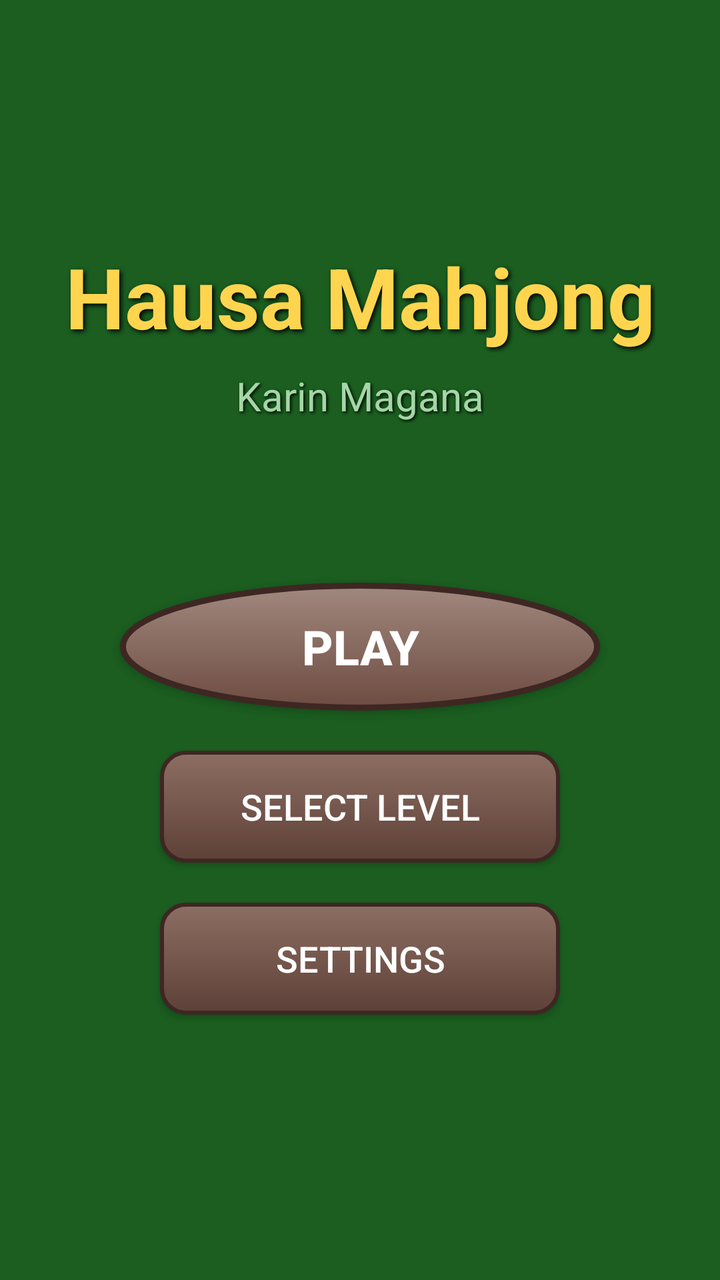
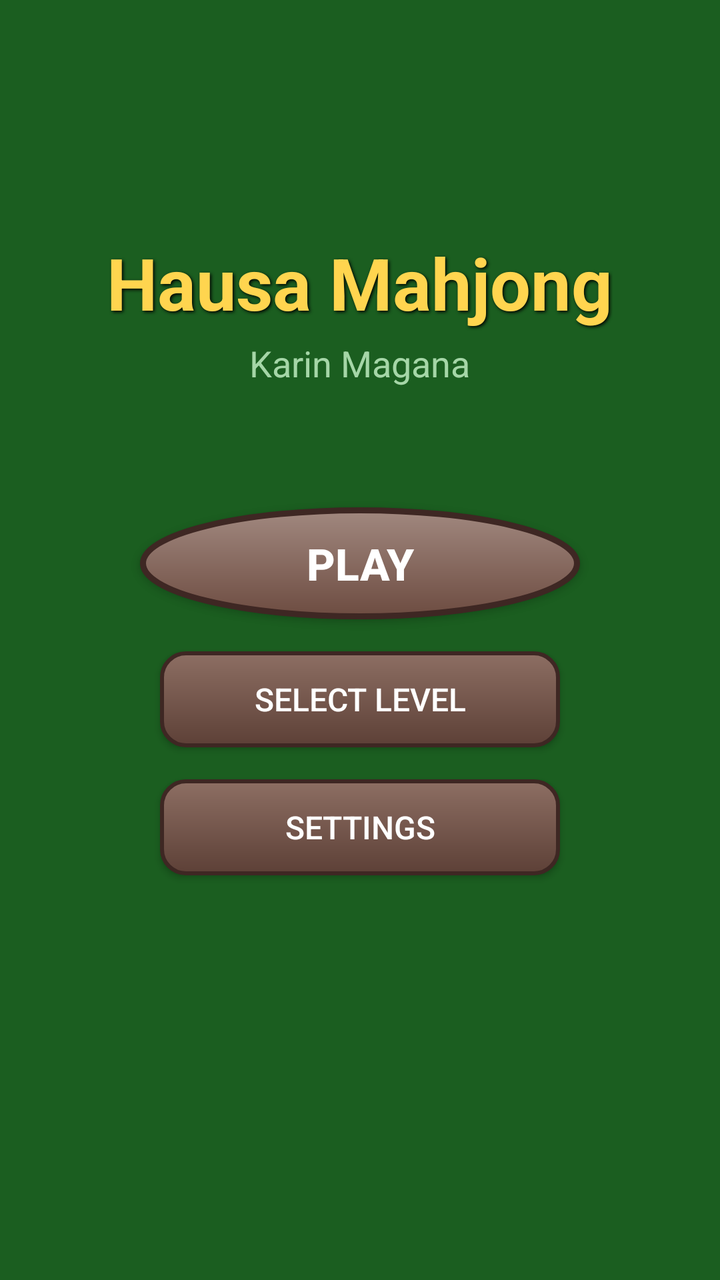

The first picture is an Android layout as it rendered before a commit; the second is the same layout after the commit. The layout source and the unified diff follow.
<!-- AndroidManifest.xml: activity theme Theme.HausaMahjong.NoActionBar -->
<!-- res/layout/activity_menu.xml -->
<?xml version="1.0" encoding="utf-8"?>
<androidx.constraintlayout.widget.ConstraintLayout xmlns:android="http://schemas.android.com/apk/res/android"
    xmlns:app="http://schemas.android.com/apk/res-auto"
    android:layout_width="match_parent"
    android:layout_height="match_parent"
    android:background="#1B5E20">

    <TextView
        android:id="@+id/tvTitle"
        android:layout_width="wrap_content"
        android:layout_height="wrap_content"
        android:layout_marginTop="120dp"
        android:text="@string/app_name"
        android:textSize="42sp"
        android:textStyle="bold"
        android:textColor="#FFD54F"
        android:shadowColor="#000000"
        android:shadowDx="3"
        android:shadowDy="3"
        android:shadowRadius="6"
        app:layout_constraintTop_toTopOf="parent"
        app:layout_constraintStart_toStartOf="parent"
        app:layout_constraintEnd_toEndOf="parent" />

    <TextView
        android:id="@+id/tvSubtitle"
        android:layout_width="wrap_content"
        android:layout_height="wrap_content"
        android:layout_marginTop="8dp"
        android:text="Karin Magana"
        android:textSize="20sp"
        android:textColor="#A5D6A7"
        android:shadowColor="#000000"
        android:shadowDx="2"
        android:shadowDy="2"
        android:shadowRadius="4"
        app:layout_constraintTop_toBottomOf="@id/tvTitle"
        app:layout_constraintStart_toStartOf="parent"
        app:layout_constraintEnd_toEndOf="parent" />

    <Button
        android:id="@+id/btnPlay"
        android:layout_width="240dp"
        android:layout_height="64dp"
        android:layout_marginTop="80dp"
        android:text="@string/play"
        android:textSize="24sp"
        android:textColor="#FFFFFF"
        android:textStyle="bold"
        android:background="@drawable/bg_wooden_button_large"
        app:layout_constraintTop_toBottomOf="@id/tvSubtitle"
        app:layout_constraintStart_toStartOf="parent"
        app:layout_constraintEnd_toEndOf="parent" />

    <Button
        android:id="@+id/btnLevelSelect"
        android:layout_width="200dp"
        android:layout_height="56dp"
        android:layout_marginTop="20dp"
        android:text="@string/level_select"
        android:textSize="18sp"
        android:textColor="#FFFFFF"
        android:background="@drawable/bg_wooden_button_rect"
        app:layout_constraintTop_toBottomOf="@id/btnPlay"
        app:layout_constraintStart_toStartOf="parent"
        app:layout_constraintEnd_toEndOf="parent" />

    <Button
        android:id="@+id/btnSettings"
        android:layout_width="200dp"
        android:layout_height="56dp"
        android:layout_marginTop="20dp"
        android:text="@string/settings"
        android:textSize="18sp"
        android:textColor="#FFFFFF"
        android:background="@drawable/bg_wooden_button_rect"
        app:layout_constraintTop_toBottomOf="@id/btnLevelSelect"
        app:layout_constraintStart_toStartOf="parent"
        app:layout_constraintEnd_toEndOf="parent" />

</androidx.constraintlayout.widget.ConstraintLayout>
<!-- resources referenced by this layout -->
<resources>
  <!-- drawable bg_wooden_button_large (drawable) -->
  <?xml version="1.0" encoding="utf-8"?>
  <shape xmlns:android="http://schemas.android.com/apk/res/android"
      android:shape="oval">
      <gradient
          android:startColor="#A1887F"
          android:endColor="#6D4C41"
          android:angle="270" />
      <stroke
          android:width="3dp"
          android:color="#3E2723" />
      <size
          android:width="72dp"
          android:height="72dp" />
  </shape>
  <!-- drawable bg_wooden_button_rect (drawable) -->
  <?xml version="1.0" encoding="utf-8"?>
  <shape xmlns:android="http://schemas.android.com/apk/res/android"
      android:shape="rectangle">
      <gradient
          android:startColor="#8D6E63"
          android:endColor="#5D4037"
          android:angle="270" />
      <stroke
          android:width="2dp"
          android:color="#3E2723" />
      <corners android:radius="12dp" />
      <size
          android:width="120dp"
          android:height="48dp" />
  </shape>
  <string name="app_name">Hausa Mahjong</string>
  <string name="level_select">Select Level</string>
  <string name="play">Play</string>
  <string name="settings">Settings</string>
  <style name="Theme.HausaMahjong.NoActionBar">
          <item name="windowNoTitle">true</item>
          <item name="windowActionBar">false</item>
          <item name="android:windowFullscreen">true</item>
      </style>
</resources>

<!-- the commit's change to res/layout/activity_menu.xml (unified diff, before → after) -->
@@ -1,81 +1,79 @@
 <?xml version="1.0" encoding="utf-8"?>
-<androidx.constraintlayout.widget.ConstraintLayout xmlns:android="http://schemas.android.com/apk/res/android"
+<FrameLayout xmlns:android="http://schemas.android.com/apk/res/android"
     xmlns:app="http://schemas.android.com/apk/res-auto"
     android:layout_width="match_parent"
     android:layout_height="match_parent"
     android:background="#1B5E20">
 
-    <TextView
-        android:id="@+id/tvTitle"
-        android:layout_width="wrap_content"
-        android:layout_height="wrap_content"
-        android:layout_marginTop="120dp"
-        android:text="@string/app_name"
-        android:textSize="42sp"
-        android:textStyle="bold"
-        android:textColor="#FFD54F"
-        android:shadowColor="#000000"
-        android:shadowDx="3"
-        android:shadowDy="3"
-        android:shadowRadius="6"
-        app:layout_constraintTop_toTopOf="parent"
-        app:layout_constraintStart_toStartOf="parent"
-        app:layout_constraintEnd_toEndOf="parent" />
+    <LinearLayout
+        android:layout_width="match_parent"
+        android:layout_height="match_parent"
+        android:orientation="vertical"
+        android:gravity="center_horizontal"
+        android:padding="32dp">
 
-    <TextView
-        android:id="@+id/tvSubtitle"
-        android:layout_width="wrap_content"
-        android:layout_height="wrap_content"
-        android:layout_marginTop="8dp"
-        android:text="Karin Magana"
-        android:textSize="20sp"
-        android:textColor="#A5D6A7"
-        android:shadowColor="#000000"
-        android:shadowDx="2"
-        android:shadowDy="2"
-        android:shadowRadius="4"
-        app:layout_constraintTop_toBottomOf="@id/tvTitle"
-        app:layout_constraintStart_toStartOf="parent"
-        app:layout_constraintEnd_toEndOf="parent" />
+        <Space
+            android:layout_width="0dp"
+            android:layout_height="0dp"
+            android:layout_weight="1" />
 
-    <Button
-        android:id="@+id/btnPlay"
-        android:layout_width="240dp"
-        android:layout_height="64dp"
-        android:layout_marginTop="80dp"
-        android:text="@string/play"
-        android:textSize="24sp"
-        android:textColor="#FFFFFF"
-        android:textStyle="bold"
-        android:background="@drawable/bg_wooden_button_large"
-        app:layout_constraintTop_toBottomOf="@id/tvSubtitle"
-        app:layout_constraintStart_toStartOf="parent"
-        app:layout_constraintEnd_toEndOf="parent" />
+        <TextView
+            android:id="@+id/tvTitle"
+            android:layout_width="wrap_content"
+            android:layout_height="wrap_content"
+            android:text="@string/app_name"
+            android:textSize="36sp"
+            android:textStyle="bold"
+            android:textColor="#FFD54F"
+            android:shadowColor="#000000"
+            android:shadowDx="2"
+            android:shadowDy="2"
+            android:shadowRadius="4"
+            android:layout_marginBottom="4dp" />
 
-    <Button
-        android:id="@+id/btnLevelSelect"
-        android:layout_width="200dp"
-        android:layout_height="56dp"
-        android:layout_marginTop="20dp"
-        android:text="@string/level_select"
-        android:textSize="18sp"
-        android:textColor="#FFFFFF"
-        android:background="@drawable/bg_wooden_button_rect"
-        app:layout_constraintTop_toBottomOf="@id/btnPlay"
-        app:layout_constraintStart_toStartOf="parent"
-        app:layout_constraintEnd_toEndOf="parent" />
+        <TextView
+            android:id="@+id/tvSubtitle"
+            android:layout_width="wrap_content"
+            android:layout_height="wrap_content"
+            android:text="Karin Magana"
+            android:textSize="18sp"
+            android:textColor="#A5D6A7"
+            android:layout_marginBottom="60dp" />
 
-    <Button
-        android:id="@+id/btnSettings"
-        android:layout_width="200dp"
-        android:layout_height="56dp"
-        android:layout_marginTop="20dp"
-        android:text="@string/settings"
-        android:textSize="18sp"
-        android:textColor="#FFFFFF"
-        android:background="@drawable/bg_wooden_button_rect"
-        app:layout_constraintTop_toBottomOf="@id/btnLevelSelect"
-        app:layout_constraintStart_toStartOf="parent"
-        app:layout_constraintEnd_toEndOf="parent" />
+        <Button
+            android:id="@+id/btnPlay"
+            android:layout_width="220dp"
+            android:layout_height="56dp"
+            android:text="@string/play"
+            android:textSize="22sp"
+            android:textColor="#FFFFFF"
+            android:textStyle="bold"
+            android:background="@drawable/bg_wooden_button_large"
+            android:layout_marginBottom="16dp" />
 
-</androidx.constraintlayout.widget.ConstraintLayout>
+        <Button
+            android:id="@+id/btnLevelSelect"
+            android:layout_width="200dp"
+            android:layout_height="48dp"
+            android:text="@string/level_select"
+            android:textSize="16sp"
+            android:textColor="#FFFFFF"
+            android:background="@drawable/bg_wooden_button_rect"
+            android:layout_marginBottom="16dp" />
+
+        <Button
+            android:id="@+id/btnSettings"
+            android:layout_width="200dp"
+            android:layout_height="48dp"
+            android:text="@string/settings"
+            android:textSize="16sp"
+            android:textColor="#FFFFFF"
+            android:background="@drawable/bg_wooden_button_rect" />
+
+        <Space
+            android:layout_width="0dp"
+            android:layout_height="0dp"
+            android:layout_weight="2" />
+    </LinearLayout>
+
+</FrameLayout>
